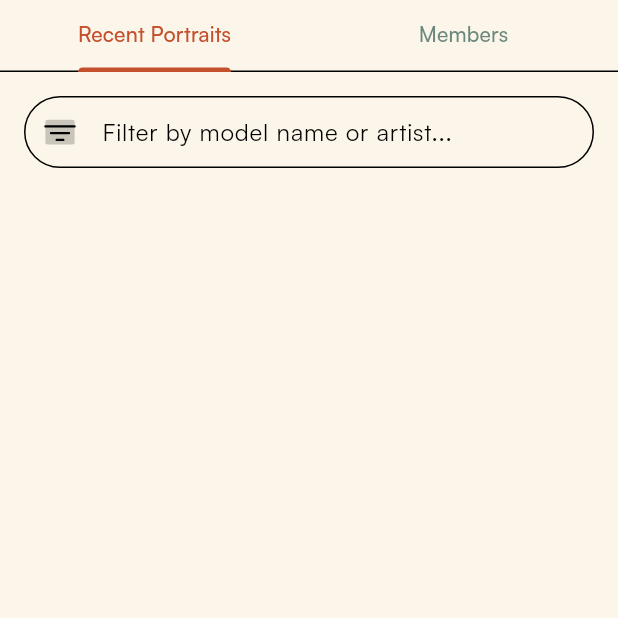
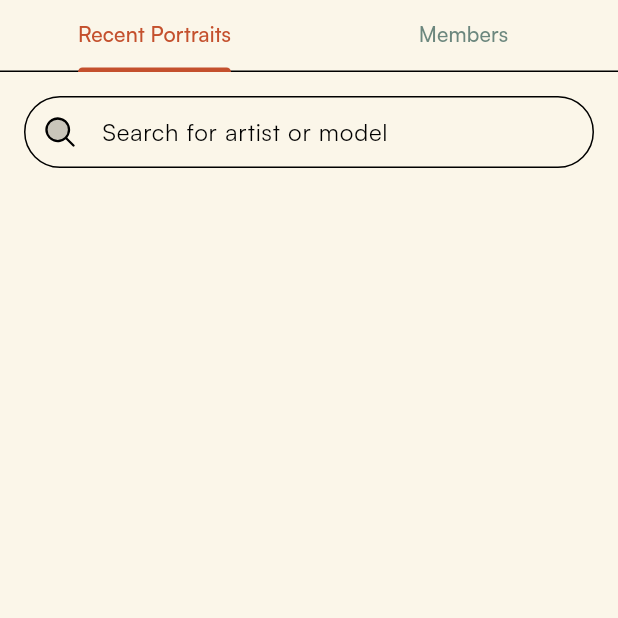
Before and after one commit to starogre/hundredheadssociety, a Flutter app: the CommunityScreen screen opened directly, on a phone screen of 412 x 824 dp, the top half of it. Run offline on Flutter 3.47's test engine with Material 3 defaults, Android fonts, the phone set to English and light mode, and no system bars; our stand-ins replace cached_network_image, cloud_firestore, cloud_functions, firebase_auth, firebase_core, firebase_crashlytics and 10 more; missing offline and left inert: app_settings, photo_manager, photo_manager_image_provider, wechat_assets_picker; accounts and stored records are empty.

Commit message:
Update Recent Portraits search UI
- Change icon from filter (funnelSimple) to search (magnifyingGlass)
- Update placeholder text from 'Filter by model name or artist...' to 'Search for artist or model'
- More intuitive search experience for users

```diff
--- a/lib/screens/community_screen.dart
+++ b/lib/screens/community_screen.dart
@@ -306,8 +306,8 @@ class _CommunityScreenState extends State<CommunityScreen>
           padding: const EdgeInsets.all(16),
           child: TextField(
             decoration: InputDecoration(
-              hintText: 'Filter by model name or artist...',
-              prefixIcon: PhosphorIcon(PhosphorIconsDuotone.funnelSimple),
+              hintText: 'Search for artist or model',
+              prefixIcon: PhosphorIcon(PhosphorIconsDuotone.magnifyingGlass),
               border: OutlineInputBorder(
                 borderRadius: BorderRadius.circular(25),
               ),
```
